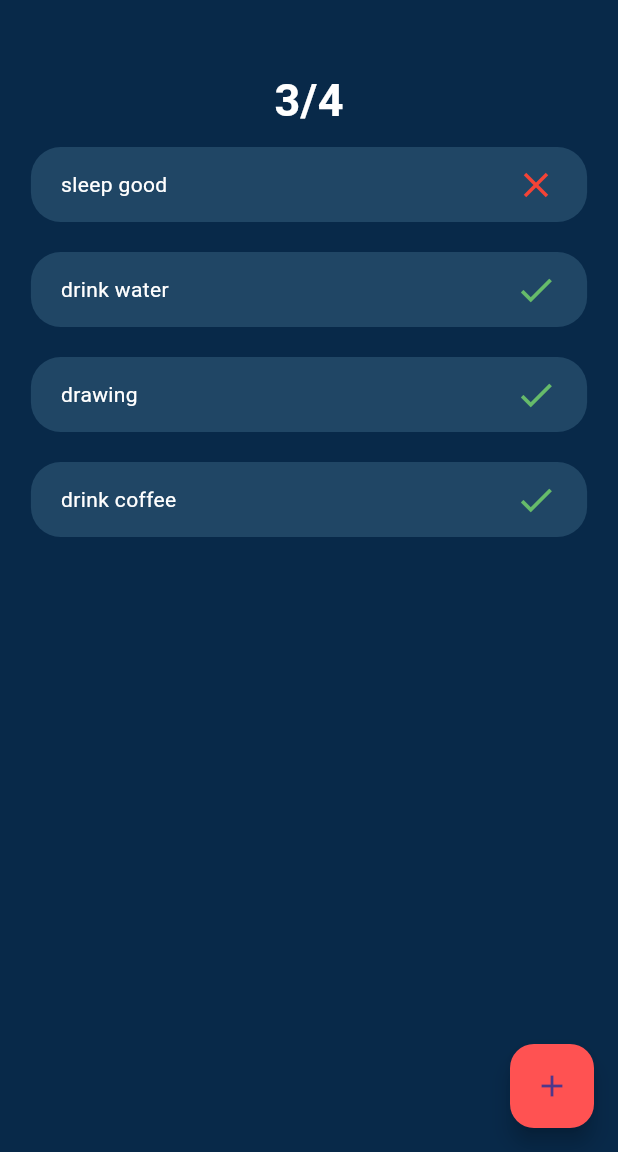
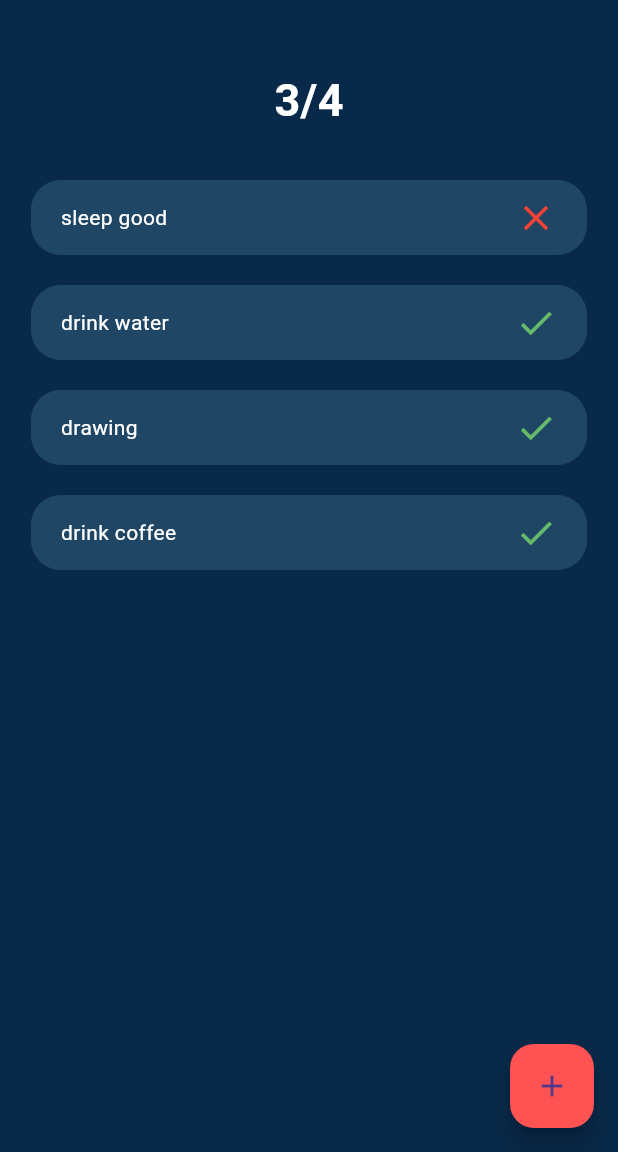
Before and after one commit to Riyam224/to_do_app_flutter, a Flutter app: the screen it shows after launch, on a phone screen of 412 x 824 dp, the part 84-1236 px from its top. Run offline on Flutter 3.47's test engine with Material 3 defaults, Android fonts, the phone set to English and light mode, and no system bars.

Commit message:
use list view .builder

```diff
--- a/lib/views/home_View.dart
+++ b/lib/views/home_View.dart
@@ -129,14 +129,23 @@ class _HomeViewState extends State<HomeView> {
               allTodos: allTasks.length,
               completedTasks: calculateCompletedTasks(),
             ),
-              // todo remove [] from the list below by ...
-
-              ...allTasks
-                  .map((item) => TodoCardWidget(
-                      todoTitle: item.title, doneOrNot: item.status))
-                  .toList()
+            // todo
+            Container(
+              margin: EdgeInsets.only(top: 22),
+              height: 300,
+              child: ListView.builder(
+                itemCount: allTasks.length,
+                itemBuilder: (BuildContext context, int index) {
+                  return TodoCardWidget(
+                    todoTitle: allTasks[index].title,
+                    doneOrNot: allTasks[index].status,
+                  );
+                },
+              ),
+            ),
           ],
         ),
-        ));
+      ),
+    );
   }
 }
```
Lines whose indentation alone changed are shown as unchanged.
